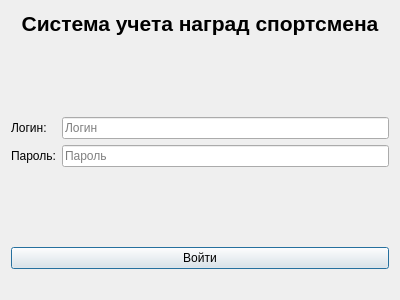
Old version of the form loginwindow.ui in the repository rinatyafarov/AthleteAwardsTracker.
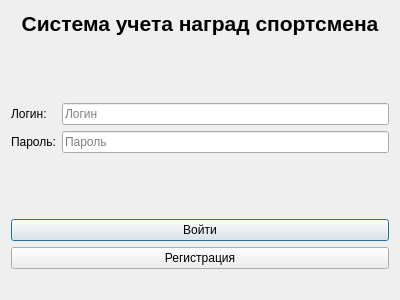
New version of the form.

Diff of the .ui file:
```diff
--- a/loginwindow.ui
+++ b/loginwindow.ui
@@ -104,6 +104,13 @@
      </property>
     </widget>
    </item>
+   <item>
+    <widget class="QPushButton" name="registerButton">
+     <property name="text">
+      <string>Регистрация</string>
+     </property>
+    </widget>
+   </item>
    <item>
     <widget class="QLabel" name="errorLabel">
      <property name="styleSheet">
```
Left out of the diff: 13 changed lines with no effect on the pictures.
